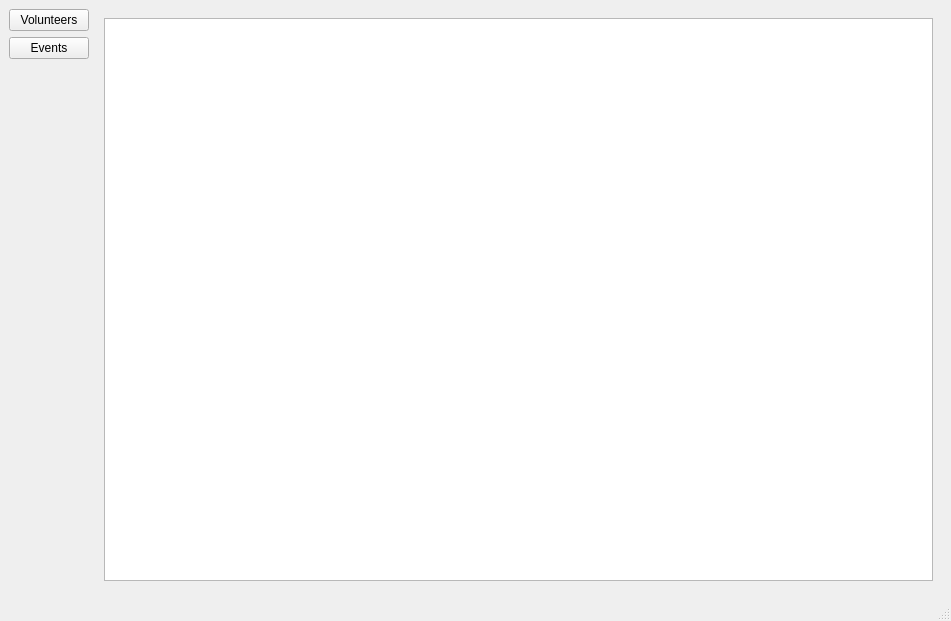
The window that src/mainwindow.ui (mikepyne/RotaGenerator) describes before a commit, drawn with Qt 5.
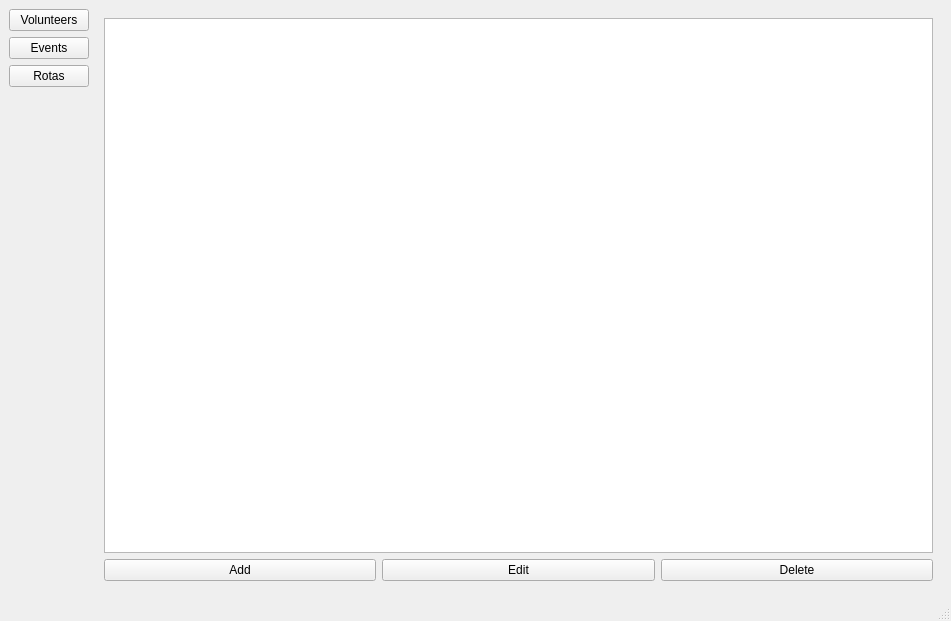
The same window after the commit.

Diff of the .ui file:
```diff
--- a/src/mainwindow.ui
+++ b/src/mainwindow.ui
@@ -45,6 +45,19 @@
           </attribute>
          </widget>
         </item>
+        <item>
+         <widget class="QPushButton" name="rotas">
+          <property name="text">
+           <string>Rotas</string>
+          </property>
+          <property name="checkable">
+           <bool>true</bool>
+          </property>
+          <attribute name="buttonGroup">
+           <string notr="true">buttonGroup</string>
+          </attribute>
+         </widget>
+        </item>
         <item>
          <spacer name="verticalSpacer">
           <property name="orientation">
@@ -63,7 +76,7 @@
       <item row="0" column="1">
        <widget class="QStackedWidget" name="stack">
         <property name="currentIndex">
-         <number>1</number>
+         <number>2</number>
         </property>
         <widget class="QWidget" name="volunteersPage">
          <layout class="QGridLayout" name="gridLayout_2">
@@ -114,8 +127,31 @@
          </layout>
         </widget>
         <widget class="QWidget" name="eventsPage">
-         <layout class="QGridLayout" name="gridLayout">
+         <layout class="QGridLayout" name="gridLayout_3">
           <item row="0" column="0">
+           <layout class="QGridLayout" name="eventsLayout">
+            <item row="1" column="1">
+             <widget class="QPushButton" name="editVolunteer">
+              <property name="text">
+               <string>Edit</string>
+              </property>
+             </widget>
+            </item>
+            <item row="1" column="0">
+             <widget class="QPushButton" name="addEvent">
+              <property name="text">
+               <string>Add</string>
+              </property>
+             </widget>
+            </item>
+            <item row="1" column="2">
+             <widget class="QPushButton" name="deleteVolunteer">
+              <property name="text">
+               <string>Delete</string>
+              </property>
+             </widget>
+            </item>
+            <item row="0" column="0" colspan="3">
            <widget class="QTableView" name="eventsView">
             <property name="selectionMode">
              <enum>QAbstractItemView::ExtendedSelection</enum>
@@ -127,6 +163,40 @@
              <bool>false</bool>
             </attribute>
            </widget>
+            </item>
+           </layout>
+          </item>
+         </layout>
+        </widget>
+        <widget class="QWidget" name="rotasPage">
+         <layout class="QGridLayout" name="gridLayout_5">
+          <item row="0" column="0">
+           <layout class="QGridLayout" name="gridLayout">
+            <item row="1" column="0">
+             <widget class="QPushButton" name="addRota">
+              <property name="text">
+               <string>Add</string>
+              </property>
+             </widget>
+            </item>
+            <item row="1" column="1">
+             <widget class="QPushButton" name="editRota">
+              <property name="text">
+               <string>Edit</string>
+              </property>
+             </widget>
+            </item>
+            <item row="1" column="2">
+             <widget class="QPushButton" name="deleteRota">
+              <property name="text">
+               <string>Delete</string>
+              </property>
+             </widget>
+            </item>
+            <item row="0" column="0" colspan="3">
+             <widget class="QTableView" name="rotasView"/>
+            </item>
+           </layout>
           </item>
          </layout>
         </widget>
```
Lines whose indentation alone changed are shown as unchanged.
